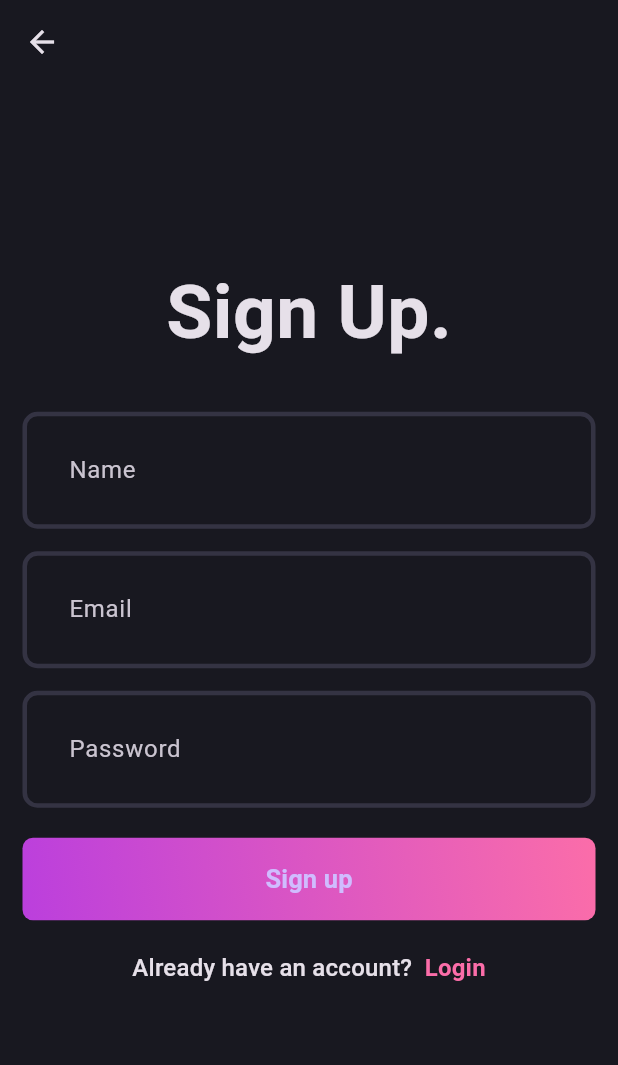
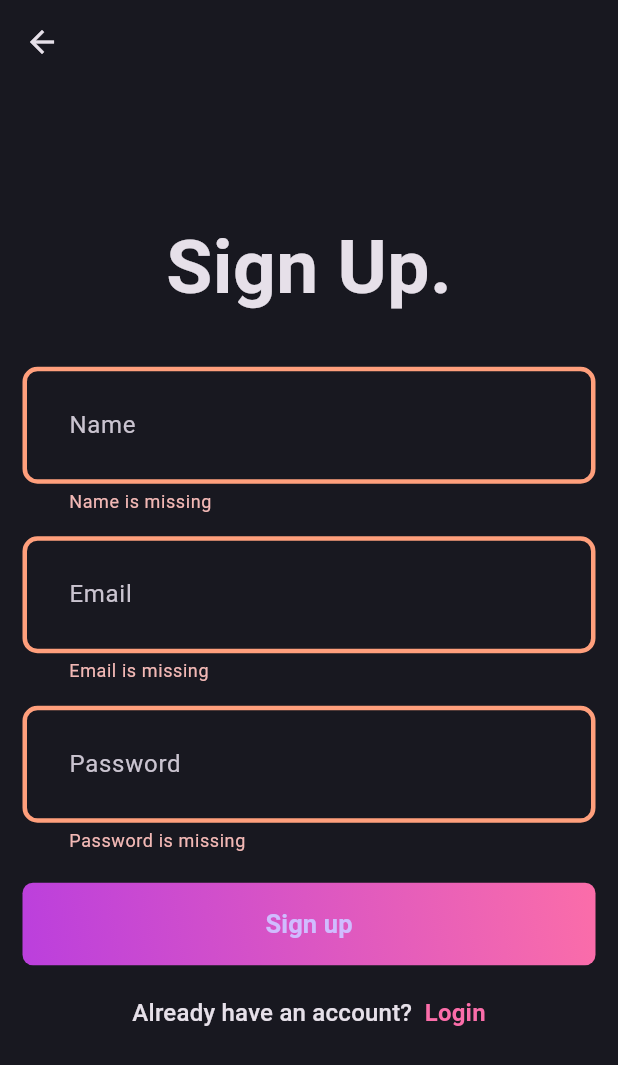
Before and after one commit to ArafatHussain99/blog_app, a Flutter app: the SignUpPage screen opened directly, after a tap on "Sign up", on a phone screen of 412 x 824 dp. Shown: the top 1065 px of the screen. Run offline on Flutter 3.47's test engine with Material 3 defaults, Android fonts, the phone set to English and light mode, and no system bars; our stand-ins replace flutter_bloc, fpdart, supabase_flutter; accounts and stored records are empty.

Commit message:
[Copied]: 2:08

```diff
--- a/lib/core/theme/theme.dart
+++ b/lib/core/theme/theme.dart
@@ -7,12 +7,14 @@ class AppTheme {
         borderRadius: BorderRadius.circular(10.0),
       );
   static final dartThemeMode = ThemeData.dark().copyWith(
-      scaffoldBackgroundColor: AppPallete.backgroundColor,
-      appBarTheme:
-          const AppBarTheme(backgroundColor: AppPallete.backgroundColor),
-      inputDecorationTheme: InputDecorationTheme(
-        contentPadding: const EdgeInsets.all(27),
-        enabledBorder: _border(),
-        focusedBorder: _border(AppPallete.gradient2),
-      ));
+    scaffoldBackgroundColor: AppPallete.backgroundColor,
+    appBarTheme: const AppBarTheme(backgroundColor: AppPallete.backgroundColor),
+    inputDecorationTheme: InputDecorationTheme(
+      contentPadding: const EdgeInsets.all(27),
+      enabledBorder: _border(),
+      focusedBorder: _border(AppPallete.gradient2),
+      errorBorder: _border(AppPallete.gradient3),
+      focusedErrorBorder: _border(AppPallete.gradient3),
+    ),
+  );
 }
--- /dev/null
+++ b/lib/core/usecase/usecase.dart
@@ -0,0 +1,6 @@
+import 'package:blog_app/core/error/failures.dart';
+import 'package:fpdart/fpdart.dart';
+
+abstract interface class UseCase<SuccessType, Params> {
+  Future<Either<Failure, SuccessType>> call(Params params);
+}
--- a/lib/features/auth/data/datasources/auth_remote_data_source.dart
+++ b/lib/features/auth/data/datasources/auth_remote_data_source.dart
@@ -16,7 +16,7 @@ abstract interface class AuthRemoteDataSource {
 
 class AuthRemoteDataSourceImpl implements AuthRemoteDataSource {
   final SupabaseClient supabaseClient;
-  AuthRemoteDataSourceImpl({required this.supabaseClient});
+  AuthRemoteDataSourceImpl(this.supabaseClient);
   @override
   Future<String> signUpWithEmailPassword({
     required String name,
@@ -24,6 +24,7 @@ class AuthRemoteDataSourceImpl implements AuthRemoteDataSource {
     required String password,
   }) async {
     try {
+      print('objects: $name, $email, $password');
       final response = await supabaseClient.auth
           .signUp(password: password, email: email, data: {
         'name': name,
--- /dev/null
+++ b/lib/features/auth/domain/usecases/user_sign_up.dart
@@ -0,0 +1,26 @@
+import 'package:blog_app/core/error/failures.dart';
+import 'package:blog_app/core/usecase/usecase.dart';
+import 'package:blog_app/features/auth/domain/repository/auth_repository.dart';
+import 'package:fpdart/fpdart.dart';
+
+class UserSignUp implements UseCase<String, UserSignUpParams> {
+  final AuthRepository authRepository;
+  const UserSignUp(this.authRepository);
+  @override
+  Future<Either<Failure, String>> call(UserSignUpParams params) async {
+    return await authRepository.signUpWithEmailPassword(
+      name: params.name,
+      email: params.email,
+      password: params.password,
+    );
+  }
+}
+
+class UserSignUpParams {
+  final String email;
+  final String password;
+  final String name;
+
+  UserSignUpParams(
+      {required this.email, required this.password, required this.name});
+}
--- /dev/null
+++ b/lib/features/auth/presentation/bloc/auth_bloc.dart
@@ -0,0 +1,25 @@
+import 'package:blog_app/features/auth/domain/usecases/user_sign_up.dart';
+import 'package:flutter/material.dart';
+import 'package:flutter_bloc/flutter_bloc.dart';
+
+part 'auth_event.dart';
+part 'auth_state.dart';
+
+class AuthBloc extends Bloc<AuthEvent, AuthState> {
+  final UserSignUp _userSignUp;
+  AuthBloc({required UserSignUp userSignUp})
+      : _userSignUp = userSignUp,
+        super(AuthInitial()) {
+    on<AuthSignUp>((event, emit) async {
+      final res = await _userSignUp(
+        UserSignUpParams(
+          email: event.email,
+          password: event.password,
+          name: event.name,
+        ),
+      );
+      res.fold(
+          (l) => emit(AuthFailure(l.message)), (r) => emit(AuthSuccess(r)));
+    });
+  }
+}
--- /dev/null
+++ b/lib/features/auth/presentation/bloc/auth_event.dart
@@ -0,0 +1,12 @@
+part of 'auth_bloc.dart';
+
+@immutable
+sealed class AuthEvent {}
+
+final class AuthSignUp extends AuthEvent {
+  final String email;
+  final String password;
+  final String name;
+
+  AuthSignUp({required this.email, required this.password, required this.name});
+}
--- /dev/null
+++ b/lib/features/auth/presentation/bloc/auth_state.dart
@@ -0,0 +1,18 @@
+part of 'auth_bloc.dart';
+
+@immutable
+sealed class AuthState {}
+
+final class AuthInitial extends AuthState {}
+
+final class AuthLoading extends AuthState {}
+
+final class AuthSuccess extends AuthState {
+  final String uid;
+  AuthSuccess(this.uid);
+}
+
+final class AuthFailure extends AuthState {
+  final String message;
+  AuthFailure(this.message);
+}
--- a/lib/features/auth/presentation/pages/login_page.dart
+++ b/lib/features/auth/presentation/pages/login_page.dart
@@ -56,8 +56,9 @@ class _LoginPageState extends State<LoginPage> {
                 isObscureText: true,
               ),
               const SizedBox(height: 20),
-              const AuthGradientButton(
+              AuthGradientButton(
                 buttonText: 'Sign in',
+                onPressed: () {},
               ),
               const SizedBox(height: 20),
               GestureDetector(
--- a/lib/features/auth/presentation/pages/signup_page.dart
+++ b/lib/features/auth/presentation/pages/signup_page.dart
@@ -1,7 +1,9 @@
+import 'package:blog_app/features/auth/presentation/bloc/auth_bloc.dart';
 import 'package:blog_app/features/auth/presentation/pages/login_page.dart';
 import 'package:blog_app/features/auth/presentation/widgets/auth_field.dart';
 import 'package:blog_app/features/auth/presentation/widgets/auth_gradient_button.dart';
 import 'package:flutter/material.dart';
+import 'package:flutter_bloc/flutter_bloc.dart';
 
 import '../../../../core/theme/app_pallete.dart';
 
@@ -63,8 +65,16 @@ class _SignUpPageState extends State<SignUpPage> {
                 isObscureText: true,
               ),
               const SizedBox(height: 20),
-              const AuthGradientButton(
+              AuthGradientButton(
                 buttonText: 'Sign up',
+                onPressed: () {
+                  if (formKey.currentState!.validate()) {
+                    context.read<AuthBloc>().add(AuthSignUp(
+                        email: emailController.text.trim(),
+                        password: passwordController.text.trim(),
+                        name: nameController.text.trim()));
+                  }
+                },
               ),
               const SizedBox(height: 20),
               GestureDetector(
--- a/lib/features/auth/presentation/widgets/auth_gradient_button.dart
+++ b/lib/features/auth/presentation/widgets/auth_gradient_button.dart
@@ -3,7 +3,9 @@ import 'package:flutter/material.dart';
 
 class AuthGradientButton extends StatelessWidget {
   final String buttonText;
-  const AuthGradientButton({super.key, required this.buttonText});
+  final VoidCallback onPressed;
+  const AuthGradientButton(
+      {super.key, required this.buttonText, required this.onPressed});
 
   @override
   Widget build(BuildContext context) {
@@ -16,7 +18,7 @@ class AuthGradientButton extends StatelessWidget {
             end: Alignment.topRight),
       ),
       child: ElevatedButton(
-        onPressed: () {},
+        onPressed: onPressed,
         style: ElevatedButton.styleFrom(
           fixedSize: const Size(395, 55),
           backgroundColor: AppPallete.transparentColor,
--- a/pubspec.yaml
+++ b/pubspec.yaml
@@ -37,6 +37,7 @@ dependencies:
   # Use with the CupertinoIcons class for iOS style icons.
   cupertino_icons: ^1.0.2
   supabase_flutter: ^2.5.1
+  flutter_bloc: ^8.1.5
 
 dev_dependencies:
   flutter_test:
```
Also changed, not shown: lib/main.dart (+23 -2 lines), pubspec.lock, 3 other files.
